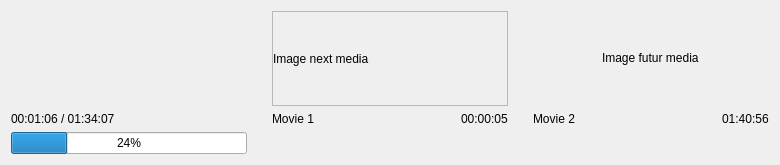
Qt form src/playertimelinewidget.ui (cinemaouvert/OPP) before a commit.
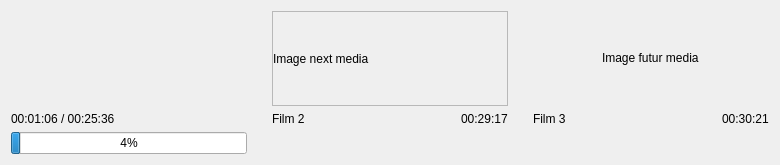
The same form after that commit. Custom widgets are drawn as their Qt base class.

What changed in the file:
```diff
--- a/src/playertimelinewidget.ui
+++ b/src/playertimelinewidget.ui
@@ -42,7 +42,7 @@
       </sizepolicy>
      </property>
      <property name="text">
-      <string>00:01:06 / 01:34:07</string>
+      <string>00:01:06 / 00:25:36</string>
      </property>
     </widget>
    </item>
@@ -57,7 +57,7 @@
         </sizepolicy>
        </property>
        <property name="text">
-        <string>Movie 1</string>
+        <string>Film 2</string>
        </property>
       </widget>
      </item>
@@ -70,7 +70,7 @@
         </sizepolicy>
        </property>
        <property name="text">
-        <string>00:00:05</string>
+        <string>00:29:17</string>
        </property>
       </widget>
      </item>
@@ -85,7 +85,7 @@
       </sizepolicy>
      </property>
      <property name="value">
-      <number>24</number>
+      <number>4</number>
      </property>
     </widget>
    </item>
@@ -100,7 +100,7 @@
         </sizepolicy>
        </property>
        <property name="text">
-        <string>Movie 2</string>
+        <string>Film 3</string>
        </property>
       </widget>
      </item>
@@ -113,7 +113,7 @@
         </sizepolicy>
        </property>
        <property name="text">
-        <string>01:40:56</string>
+        <string>00:30:21</string>
        </property>
       </widget>
      </item>
```
